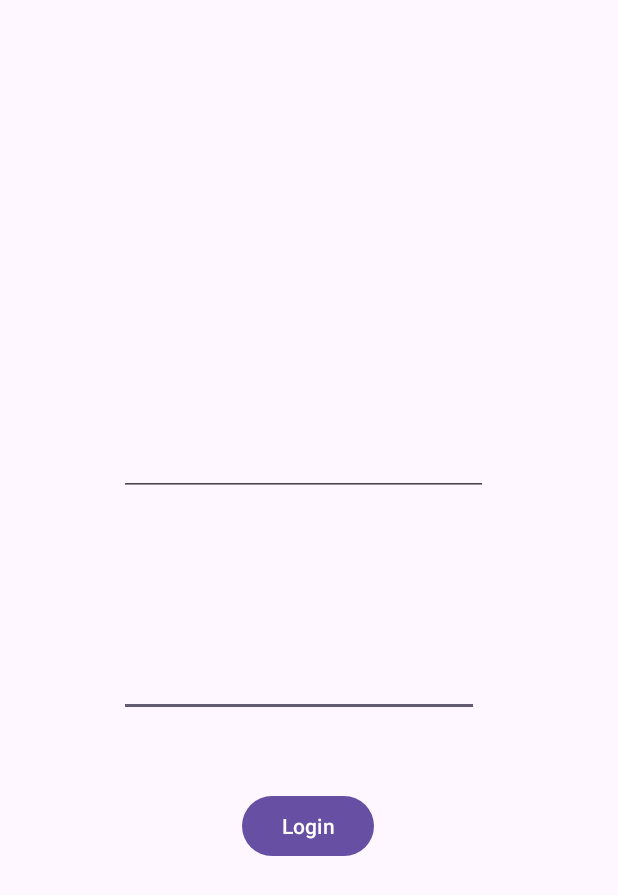
After one commit to christando/progmob2023, an Android app: the LoginActivity screen opened directly, with no data from a screen before it, on a phone screen of 412 x 824 dp. The commit adds this screen. Shown: the top 895 px of the screen. Run offline under Robolectric (Android 15) with nearby library versions, the phone set to English and light mode, and no system bars.

Commit message:
Pertemuan 6

```diff
--- a/app/src/main/AndroidManifest.xml
+++ b/app/src/main/AndroidManifest.xml
@@ -14,6 +14,9 @@
         android:supportsRtl="true"
         android:theme="@style/Theme.Progmob2023New"
         tools:targetApi="31">
+        <activity
+            android:name="com.example.progmob2023.LoginActivity"
+            android:exported="false" />
         <activity
             android:name=".GetAPIActivity"
             android:exported="false" />
--- /dev/null
+++ b/app/src/main/java/com/example/progmob2023new/LoginActivity.kt
@@ -0,0 +1,46 @@
+package com.example.progmob2023
+
+import android.content.Context
+import android.content.Intent
+import android.content.SharedPreferences
+import androidx.appcompat.app.AppCompatActivity
+import android.os.Bundle
+import android.view.View
+import android.widget.Button
+import android.widget.EditText
+import com.example.progmob2023new.GetAPIActivity
+import com.example.progmob2023new.R
+
+class LoginActivity : AppCompatActivity() {
+    val prefs_name = "session_login"
+    lateinit var sharedPref : SharedPreferences
+    override fun onCreate(savedInstanceState: Bundle?) {
+        super.onCreate(savedInstanceState)
+        setContentView(R.layout.activity_login)
+        var btnLogin: Button = findViewById(R.id.btnLogin)
+        var edEmail : EditText = findViewById(R.id.edEmail)
+        var edPassword : EditText = findViewById(R.id.edPassword)
+
+        sharedPref = getSharedPreferences(prefs_name, Context.MODE_PRIVATE)
+
+        var tmpEmail = sharedPref.getString("email", null)
+        var tmpPassword = sharedPref.getString("password", null)
+
+        if(!tmpEmail.isNullOrEmpty() && !tmpPassword.isNullOrEmpty()) {
+            finish()
+            var intent = Intent(this@LoginActivity, GetAPIActivity::class.java)
+            startActivity(intent)
+        }
+
+        btnLogin.setOnClickListener(View.OnClickListener { view ->
+            val sharedEditor : SharedPreferences.Editor = sharedPref.edit()
+            sharedEditor.putString("email", edEmail.text.toString())
+            sharedEditor.putString("password", edPassword.text.toString())
+            sharedEditor.apply()
+
+            finish()
+            var intent = Intent(this@LoginActivity, GetAPIActivity::class.java)
+            startActivity(intent)
+        })
+    }
+}
--- /dev/null
+++ b/app/src/main/res/layout/activity_login.xml
@@ -0,0 +1,49 @@
+<?xml version="1.0" encoding="utf-8"?>
+<androidx.constraintlayout.widget.ConstraintLayout xmlns:android="http://schemas.android.com/apk/res/android"
+    xmlns:app="http://schemas.android.com/apk/res-auto"
+    xmlns:tools="http://schemas.android.com/tools"
+    android:layout_width="match_parent"
+    android:layout_height="match_parent"
+    tools:context=".LoginActivity">
+
+    <EditText
+        android:id="@+id/edPassword"
+        android:layout_width="240dp"
+        android:layout_height="57dp"
+        android:layout_marginTop="52dp"
+        android:ems="10"
+        android:inputType="textPassword"
+        app:layout_constraintBottom_toBottomOf="parent"
+        app:layout_constraintEnd_toEndOf="parent"
+        app:layout_constraintHorizontal_bias="0.461"
+        app:layout_constraintStart_toStartOf="parent"
+        app:layout_constraintTop_toBottomOf="@+id/edEmail"
+        app:layout_constraintVertical_bias="0.099" />
+
+    <EditText
+        android:id="@+id/edEmail"
+        android:layout_width="246dp"
+        android:layout_height="58dp"
+        android:ems="10"
+        android:inputType="textEmailAddress"
+        app:layout_constraintBottom_toBottomOf="parent"
+        app:layout_constraintEnd_toEndOf="parent"
+        app:layout_constraintHorizontal_bias="0.478"
+        app:layout_constraintStart_toStartOf="parent"
+        app:layout_constraintTop_toTopOf="parent"
+        app:layout_constraintVertical_bias="0.356" />
+
+    <Button
+        android:id="@+id/btnLogin"
+        android:layout_width="wrap_content"
+        android:layout_height="wrap_content"
+        android:layout_marginTop="24dp"
+        android:text="Login"
+        app:layout_constraintBottom_toBottomOf="parent"
+        app:layout_constraintEnd_toEndOf="parent"
+        app:layout_constraintHorizontal_bias="0.498"
+        app:layout_constraintStart_toStartOf="parent"
+        app:layout_constraintTop_toBottomOf="@+id/edPassword"
+        app:layout_constraintVertical_bias="0.091" />
+
+</androidx.constraintlayout.widget.ConstraintLayout>
```
Also changed, not shown: app/src/main/java/com/example/progmob2023new/GetAPIActivity.kt (+60 -0 lines), app/src/main/res/menu/menu_logout.xml (added, +9 -0 lines).
